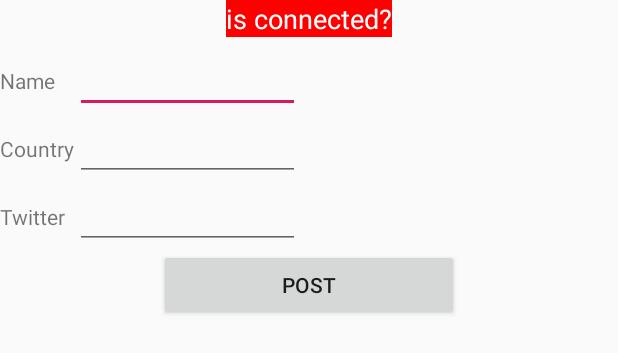
After one commit to surimLee/PeterParker, an Android app: the layout activity_http.xml on its own in the app's theme, with its tools: preview values and no code run, on a phone screen of 412 x 824 dp. The commit adds this screen. Shown: the top 353 px of the screen. Run offline under Robolectric (Android 15) with nearby library versions, the phone set to English and light mode, and no system bars.

Commit message:
commit HTTP class
2020-07-20
HTTP 통신 클래스

```diff
--- a/app/build.gradle
+++ b/app/build.gradle
@@ -24,6 +24,7 @@ dependencies {
     implementation 'androidx.appcompat:appcompat:1.1.0'
     implementation 'androidx.constraintlayout:constraintlayout:1.1.3'
     testImplementation 'junit:junit:4.12'
+    implementation("com.squareup.okhttp3:okhttp:4.8.0")
     androidTestImplementation 'androidx.test:runner:1.2.0'
     androidTestImplementation 'androidx.test.espresso:espresso-core:3.2.0'
 }
--- a/app/src/main/AndroidManifest.xml
+++ b/app/src/main/AndroidManifest.xml
@@ -2,6 +2,8 @@
 <manifest xmlns:android="http://schemas.android.com/apk/res/android"
     package="kr.co.waytech.peterparker">
 
+    <uses-permission android:name="android.permission.ACCESS_NETWORK_STATE" />
+    <uses-permission android:name="android.permission.INTERNET" />
     <application
         android:allowBackup="true"
         android:icon="@mipmap/ic_launcher"
@@ -9,6 +11,7 @@
         android:roundIcon="@mipmap/ic_launcher_round"
         android:supportsRtl="true"
         android:theme="@style/AppTheme">
+
         <activity android:name=".MainActivity">
             <intent-filter>
                 <action android:name="android.intent.action.MAIN" />
@@ -16,6 +19,7 @@
                 <category android:name="android.intent.category.LAUNCHER" />
             </intent-filter>
         </activity>
+        <activity android:name=".LoginActivity"></activity>
     </application>
 
 </manifest>
--- /dev/null
+++ b/app/src/main/java/kr/co/waytech/peterparker/LoginActivity.java
@@ -0,0 +1,6 @@
+package kr.co.waytech.peterparker;
+import androidx.appcompat.app.AppCompatActivity;
+
+public class LoginActivity extends AppCompatActivity {
+
+}
--- a/app/src/main/java/kr/co/waytech/peterparker/MainActivity.java
+++ b/app/src/main/java/kr/co/waytech/peterparker/MainActivity.java
@@ -1,7 +1,6 @@
 package kr.co.waytech.peterparker;
 
 import androidx.appcompat.app.AppCompatActivity;
-
 import android.os.Bundle;
 
 public class MainActivity extends AppCompatActivity {
--- /dev/null
+++ b/app/src/main/res/layout/activity_http.xml
@@ -0,0 +1,77 @@
+<?xml version="1.0" encoding="utf-8"?>
+<LinearLayout xmlns:android="http://schemas.android.com/apk/res/android"
+    android:layout_width="match_parent"
+    android:layout_height="match_parent"
+    android:orientation="vertical" >
+
+    <TextView
+        android:id="@+id/tvIsConnected"
+        android:layout_width="wrap_content"
+        android:layout_height="wrap_content"
+        android:layout_gravity="center_horizontal"
+        android:background="#FF0000"
+        android:textColor="#FFF"
+        android:textSize="18dp"
+        android:layout_marginBottom="5dp"
+        android:text="is connected?" />
+
+    <RelativeLayout
+        android:layout_width="wrap_content"
+        android:layout_height="wrap_content">
+
+        <TextView
+            android:id="@+id/tvName"
+            android:layout_width="50dp"
+            android:layout_height="wrap_content"
+            android:text="Name"
+            android:layout_alignBaseline="@+id/etName"/>
+        <EditText
+            android:id="@+id/etName"
+            android:layout_width="150dp"
+            android:layout_height="wrap_content"
+            android:layout_toRightOf="@+id/tvName"/>
+        <TextView
+            android:id="@+id/tvCountry"
+            android:layout_width="50dp"
+            android:layout_height="wrap_content"
+            android:layout_below="@+id/tvName"
+            android:text="Country"
+            android:layout_alignBaseline="@+id/etCountry"/>
+        <EditText
+            android:id="@+id/etCountry"
+            android:layout_width="150dp"
+            android:layout_height="wrap_content"
+            android:layout_toRightOf="@+id/tvCountry"
+            android:layout_below="@+id/etName"/>
+        <TextView
+            android:id="@+id/tvTwitter"
+            android:layout_width="50dp"
+            android:layout_height="wrap_content"
+            android:layout_below="@+id/tvCountry"
+            android:text="Twitter"
+            android:layout_alignBaseline="@+id/etTwitter"/>
+        <EditText
+            android:id="@+id/etTwitter"
+            android:layout_width="150dp"
+            android:layout_height="wrap_content"
+            android:layout_toRightOf="@+id/tvTwitter"
+            android:layout_below="@+id/etCountry"/>
+    </RelativeLayout>
+
+    <Button
+        android:id="@+id/btnPost"
+        android:layout_width="200dp"
+        android:layout_height="wrap_content"
+        android:layout_gravity="center_horizontal"
+        android:text="POST"/>
+    <ScrollView
+        android:id="@+id/scrollView1"
+        android:layout_width="match_parent"
+        android:layout_height="match_parent"
+        android:orientation="vertical">
+        <TextView
+            android:id="@+id/tvResponse"
+            android:layout_width="wrap_content"
+            android:layout_height="wrap_content" />
+    </ScrollView>
+</LinearLayout>
```
Also changed, not shown: app/src/main/java/kr/co/waytech/peterparker/GetClass.java (added, +23 -0 lines), app/src/main/java/kr/co/waytech/peterparker/PostClass.java (added, +35 -0 lines).
